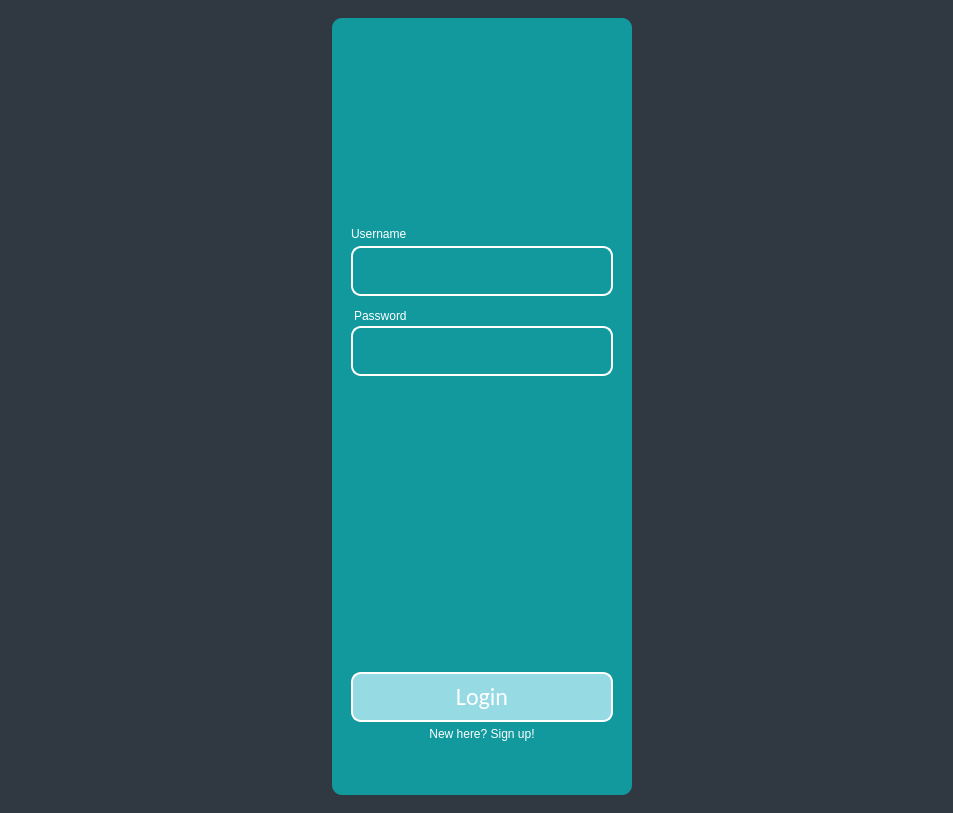
Qt form Hospital_Management.ui (Galiold/Hospital-Management) before a commit.
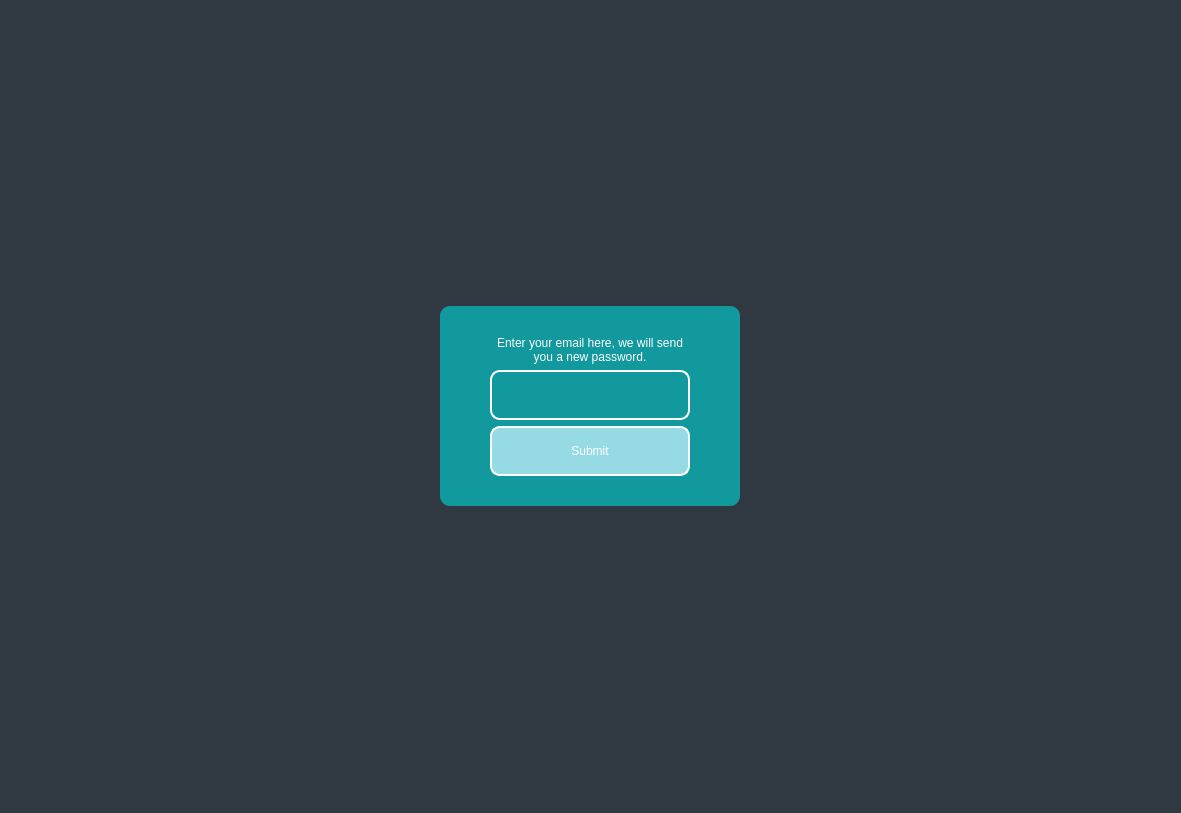
The same form after that commit. The open tabs and pages were chosen to show the change.

Commit message: logins enhanced, password recovery added

```diff
--- a/Hospital_Management.ui
+++ b/Hospital_Management.ui
@@ -6,7 +6,7 @@
    <rect>
     <x>0</x>
     <y>0</y>
-    <width>953</width>
+    <width>1181</width>
     <height>813</height>
    </rect>
   </property>
@@ -63,7 +63,7 @@
           </property>
           <layout class="QGridLayout" name="gridLayout_3">
            <item row="0" column="0">
-            <layout class="QVBoxLayout" name="verticalLayout_2" stretch="0,0,0,0,0,0,0,0">
+            <layout class="QVBoxLayout" name="verticalLayout_2" stretch="0,0,0,0,0,0,0,0,0">
              <property name="spacing">
               <number>5</number>
              </property>
@@ -943,6 +943,133 @@
         </item>
        </layout>
       </widget>
+      <widget class="QWidget" name="page_2">
+       <layout class="QGridLayout" name="gridLayout_7">
+        <item row="0" column="0">
+         <layout class="QGridLayout" name="gridLayout_6">
+          <item row="0" column="0">
+           <widget class="QFrame" name="frame_4">
+            <property name="sizePolicy">
+             <sizepolicy hsizetype="Fixed" vsizetype="Fixed">
+              <horstretch>0</horstretch>
+              <verstretch>0</verstretch>
+             </sizepolicy>
+            </property>
+            <property name="minimumSize">
+             <size>
+              <width>300</width>
+              <height>200</height>
+             </size>
+            </property>
+            <property name="styleSheet">
+             <string notr="true">background-color: #11999e;
+border-radius: 10px</string>
+            </property>
+            <property name="frameShape">
+             <enum>QFrame::StyledPanel</enum>
+            </property>
+            <property name="frameShadow">
+             <enum>QFrame::Raised</enum>
+            </property>
+            <layout class="QVBoxLayout" name="verticalLayout_9">
+             <item>
+              <layout class="QVBoxLayout" name="verticalLayout_5">
+               <property name="topMargin">
+                <number>10</number>
+               </property>
+               <property name="bottomMargin">
+                <number>10</number>
+               </property>
+               <item alignment="Qt::AlignHCenter">
+                <widget class="QLabel" name="label_7">
+                 <property name="sizePolicy">
+                  <sizepolicy hsizetype="Fixed" vsizetype="Fixed">
+                   <horstretch>200</horstretch>
+                   <verstretch>0</verstretch>
+                  </sizepolicy>
+                 </property>
+                 <property name="minimumSize">
+                  <size>
+                   <width>200</width>
+                   <height>0</height>
+                  </size>
+                 </property>
+                 <property name="styleSheet">
+                  <string notr="true">color: white;</string>
+                 </property>
+                 <property name="text">
+                  <string>Enter your email here, we will send you a new password.</string>
+                 </property>
+                 <property name="alignment">
+                  <set>Qt::AlignCenter</set>
+                 </property>
+                 <property name="wordWrap">
+                  <bool>true</bool>
+                 </property>
+                </widget>
+               </item>
+               <item alignment="Qt::AlignHCenter">
+                <widget class="QTextEdit" name="recovery_email">
+                 <property name="minimumSize">
+                  <size>
+                   <width>200</width>
+                   <height>50</height>
+                  </size>
+                 </property>
+                 <property name="maximumSize">
+                  <size>
+                   <width>200</width>
+                   <height>50</height>
+                  </size>
+                 </property>
+                 <property name="styleSheet">
+                  <string notr="true">border: 2px solid #fff;
+color: #fff; margin:0;</string>
+                 </property>
+                </widget>
+               </item>
+               <item alignment="Qt::AlignHCenter">
+                <widget class="QPushButton" name="recovery_submit_btn">
+                 <property name="minimumSize">
+                  <size>
+                   <width>200</width>
+                   <height>50</height>
+                  </size>
+                 </property>
+                 <property name="maximumSize">
+                  <size>
+                   <width>200</width>
+                   <height>50</height>
+                  </size>
+                 </property>
+                 <property name="styleSheet">
+                  <string notr="true">QPushButton
+{
+	border: 2px solid #fff;
+	background-color: #96dae4;
+	color: #fff;
+}
+
+QPushButton:hover
+{
+	background-color: #FFF;
+	color: black;
+}</string>
+                 </property>
+                 <property name="text">
+                  <string>Submit</string>
+                 </property>
+                </widget>
+               </item>
+              </layout>
+             </item>
+            </layout>
+           </widget>
+          </item>
+         </layout>
+        </item>
+       </layout>
+      </widget>
      </widget>
     </item>
    </layout>
```
Left out of the diff: 23 changed lines with no effect on the pictures. The commit also changes 4 other files.
